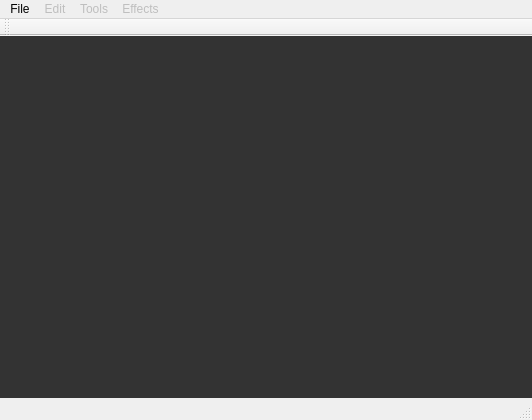
This is mainwindow.ui in aso824/qimageviewer as Qt 5 draws it before an edit. The edited form follows.
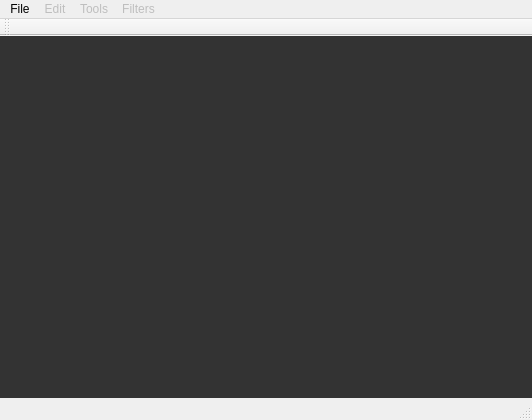
This is the edited form.

Commit message: Effect -> Filter and gray -> grey

```diff
--- a/mainwindow.ui
+++ b/mainwindow.ui
@@ -79,12 +79,12 @@
     </property>
     <addaction name="actionNo_tools_loaded"/>
    </widget>
-   <widget class="QMenu" name="menuEffects">
+   <widget class="QMenu" name="menuFilters">
     <property name="enabled">
      <bool>false</bool>
     </property>
     <property name="title">
-     <string>Effects</string>
+     <string>Filters</string>
     </property>
     <addaction name="actionNo_effects_loaded"/>
    </widget>
@@ -104,7 +104,7 @@
    <addaction name="menuFile"/>
    <addaction name="menuEdit"/>
    <addaction name="menuTools"/>
-   <addaction name="menuEffects"/>
+   <addaction name="menuFilters"/>
   </widget>
   <widget class="QToolBar" name="mainToolBar">
    <attribute name="toolBarArea">
```
Left out of the diff: 6 changed lines with no effect on the pictures. The commit also changes 9 other files.
